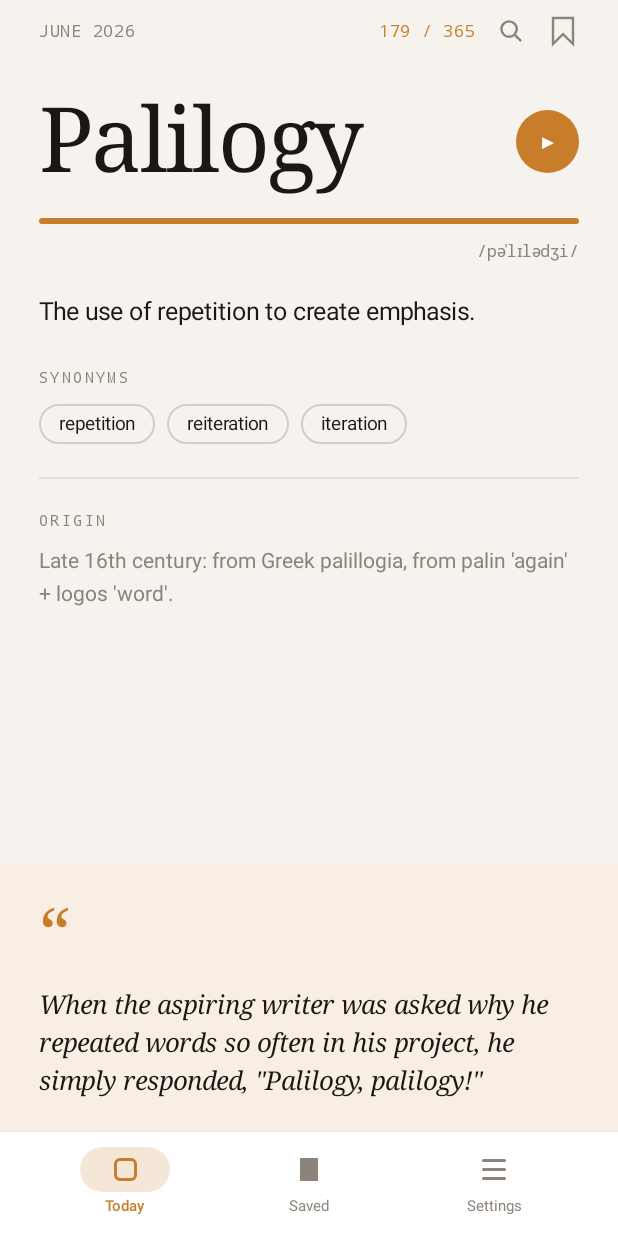
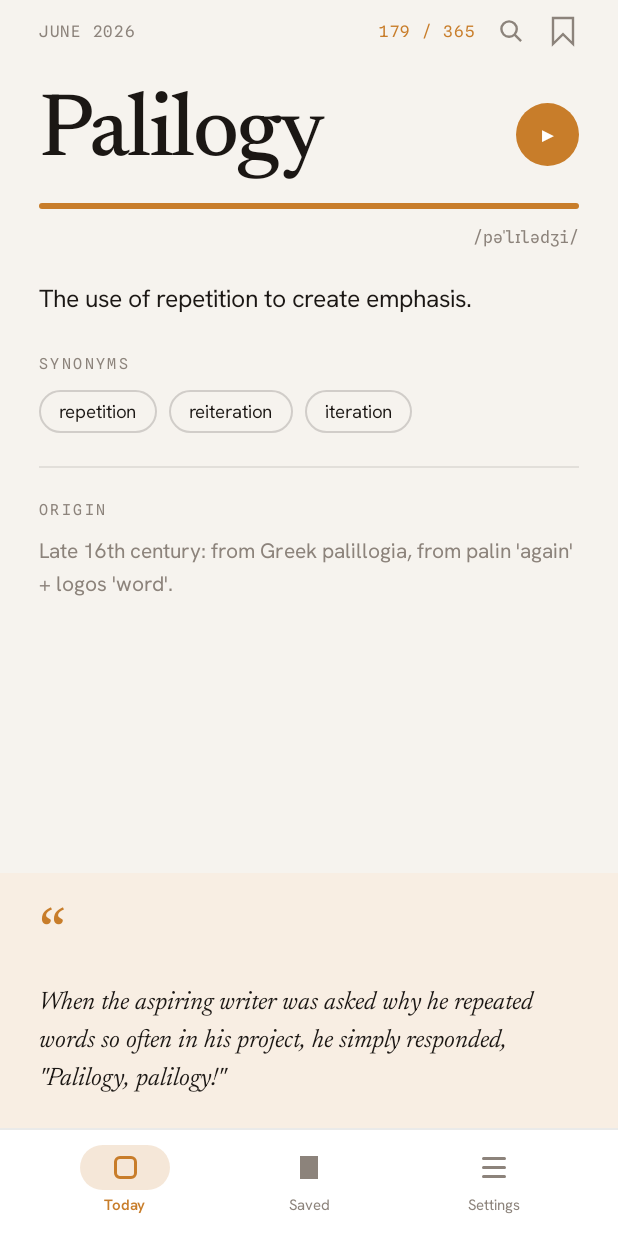
Before and after one commit to sazquatch17/smartwords, an Android app built with Jetpack Compose: the screen it shows after launch (MainActivity), on a phone screen of 412 x 824 dp. Run offline under Robolectric (Android 15) with nearby library versions, the light colour scheme and no system bars; libraries missing offline, so code that uses them is left out: androidx.glance, androidx.glance.appwidget.

Commit message:
Bundle exact design fonts on both platforms
Vendor the Lexica variable fonts (Newsreader serif, Hanken Grotesk sans,
Spline Sans Mono) instead of falling back to system serif/sans/mono.

iOS: TTFs registered via UIAppFonts (app + widget); serif/sans/mono helpers
use Font.custom with .weight() driving the wght axis; Newsreader-Italic for
the example quote.

Android: TTFs in res/font; Fonts.serif/sans/mono are FontFamilies built from
the variable files with per-weight FontVariation settings. Glance widget keeps
system fonts (no custom-font API). Verified rendering on both.

```diff
--- a/android/app/src/main/java/com/example/smartwords/ui/Theme.kt
+++ b/android/app/src/main/java/com/example/smartwords/ui/Theme.kt
@@ -10,7 +10,12 @@ import androidx.compose.runtime.Immutable
 import androidx.compose.runtime.ProvidableCompositionLocal
 import androidx.compose.runtime.staticCompositionLocalOf
 import androidx.compose.ui.graphics.Color
+import androidx.compose.ui.text.font.Font
 import androidx.compose.ui.text.font.FontFamily
+import androidx.compose.ui.text.font.FontStyle
+import androidx.compose.ui.text.font.FontVariation
+import androidx.compose.ui.text.font.FontWeight
+import com.example.smartwords.R
 import com.example.smartwords.data.ThemeMode
 
 // MARK: - Accents
@@ -102,12 +107,32 @@ fun isDark(mode: ThemeMode): Boolean = when (mode) {
     ThemeMode.AUTO -> isSystemInDarkTheme()
 }
 
-// MARK: - Fonts (system equivalents of the design's Google fonts)
-// serif = Newsreader, sans = Hanken Grotesk (default), mono = Spline Sans Mono.
+// MARK: - Fonts (bundled Lexica design fonts — variable; wght axis per weight)
+// serif = Newsreader, sans = Hanken Grotesk, mono = Spline Sans Mono.
+@OptIn(androidx.compose.ui.text.ExperimentalTextApi::class)
+private fun wght(resId: Int, w: FontWeight, style: FontStyle = FontStyle.Normal) =
+    Font(resId, weight = w, style = style,
+        variationSettings = FontVariation.Settings(FontVariation.weight(w.weight)))
+
 object Fonts {
-    val serif = FontFamily.Serif
-    val sans = FontFamily.Default
-    val mono = FontFamily.Monospace
+    val serif = FontFamily(
+        wght(R.font.newsreader, FontWeight.Normal),
+        wght(R.font.newsreader, FontWeight.Medium),
+        wght(R.font.newsreader, FontWeight.SemiBold),
+        wght(R.font.newsreader_italic, FontWeight.Normal, FontStyle.Italic),
+        wght(R.font.newsreader_italic, FontWeight.Medium, FontStyle.Italic),
+    )
+    val sans = FontFamily(
+        wght(R.font.hanken_grotesk, FontWeight.Normal),
+        wght(R.font.hanken_grotesk, FontWeight.Medium),
+        wght(R.font.hanken_grotesk, FontWeight.SemiBold),
+        wght(R.font.hanken_grotesk, FontWeight.Bold),
+    )
+    val mono = FontFamily(
+        wght(R.font.spline_sans_mono, FontWeight.Normal),
+        wght(R.font.spline_sans_mono, FontWeight.Medium),
+        wght(R.font.spline_sans_mono, FontWeight.SemiBold),
+    )
 }
 
 @Composable
```
Also changed, not shown: android/app/src/main/res/font/hanken_grotesk.ttf (added), android/app/src/main/res/font/newsreader.ttf (added), android/app/src/main/res/font/newsreader_italic.ttf (added), android/app/src/main/res/font/spline_sans_mono.ttf (added), 8 other files.
